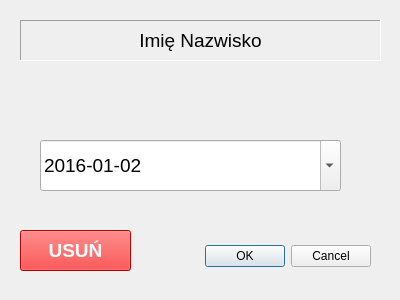
First picture: the form in edit_dialog.ui, repository loju/zielony, before the edit.
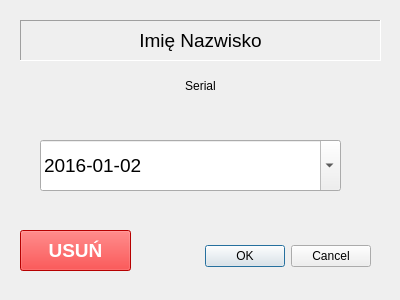
Second picture: the form after the edit.

```diff
--- a/edit_dialog.ui
+++ b/edit_dialog.ui
@@ -123,6 +123,27 @@
     <string>USUŃ</string>
    </property>
   </widget>
+  <widget class="QLabel" name="serial_label">
+   <property name="geometry">
+    <rect>
+     <x>25</x>
+     <y>70</y>
+     <width>351</width>
+     <height>31</height>
+    </rect>
+   </property>
+   <property name="font">
+    <font>
+     <family>Arial</family>
+    </font>
+   </property>
+   <property name="text">
+    <string>Serial</string>
+   </property>
+   <property name="alignment">
+    <set>Qt::AlignCenter</set>
+   </property>
+  </widget>
  </widget>
  <resources/>
  <connections>
```
